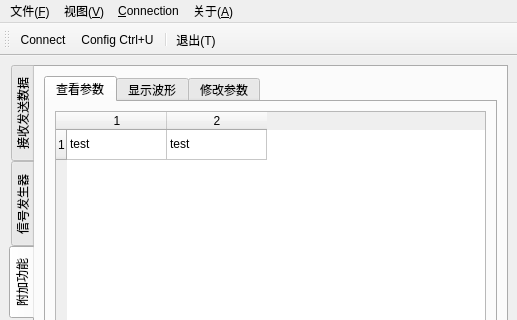
Above: gui/mainwindow.ui from IronSublimate/serialport-bluetooth-helper before the change; both pictures show x 0 to 517 and y 0 to 320 of the 517 by 671 pixel window. Below: the same form after it.
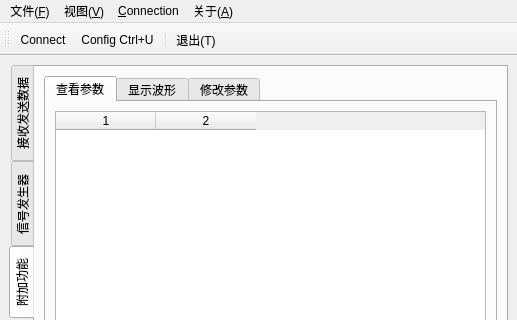
That is the form after the change. Icons and pictures are not drawn. Custom widgets are drawn as their Qt base class.

Commit message: 修改一些提示

```diff
--- a/gui/mainwindow.ui
+++ b/gui/mainwindow.ui
@@ -464,28 +464,13 @@
                <bool>true</bool>
               </property>
               <property name="rowCount">
-               <number>1</number>
+               <number>0</number>
               </property>
               <property name="columnCount">
                <number>2</number>
               </property>
-              <row>
-               <property name="text">
-                <string>1</string>
-               </property>
-              </row>
               <column/>
               <column/>
-              <item row="0" column="0">
-               <property name="text">
-                <string>test</string>
-               </property>
-              </item>
-              <item row="0" column="1">
-               <property name="text">
-                <string>test</string>
-               </property>
-              </item>
              </widget>
             </item>
             <item row="1" column="0">
```
The commit also changes 2 other files.
